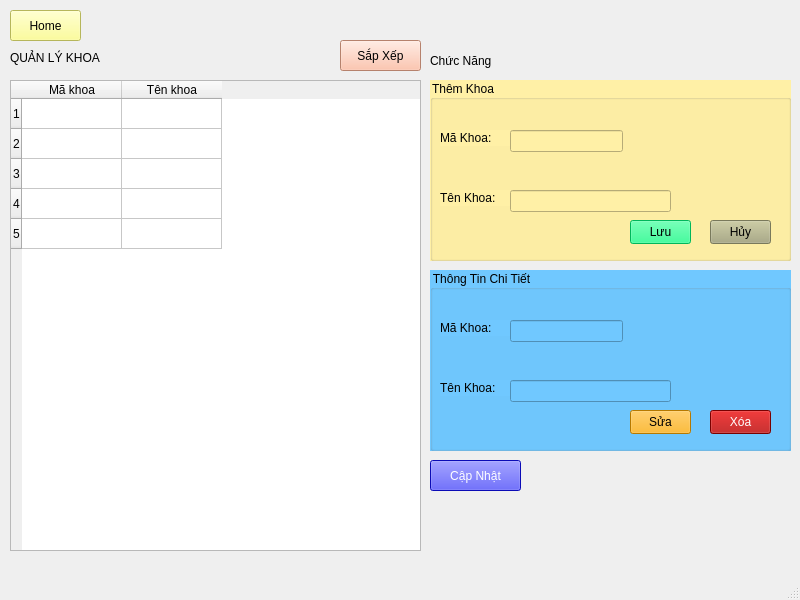
Old version of the form Designer/QuanLyKhoa.ui in the repository VoLeMinhNghia/Python_Project.
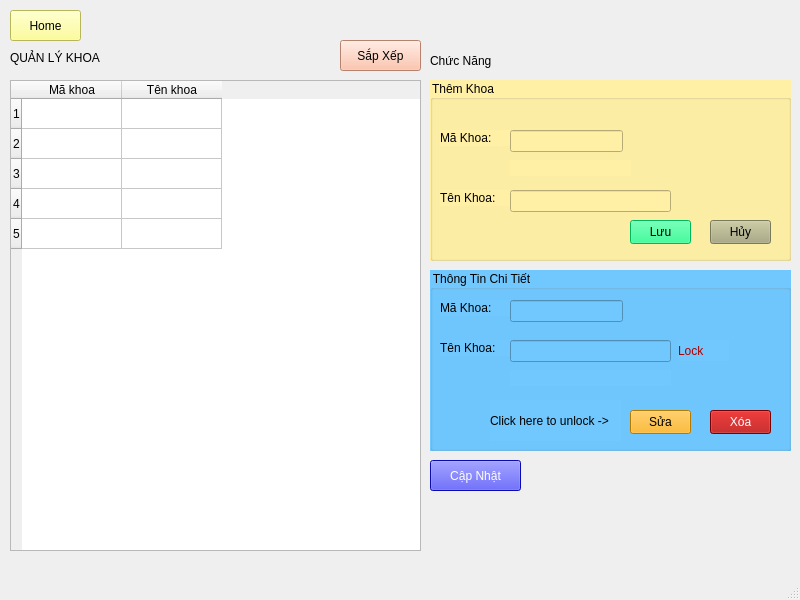
New version of the form. Icons and pictures are not drawn.

Diff of the .ui file:
```diff
--- a/Designer/QuanLyKhoa.ui
+++ b/Designer/QuanLyKhoa.ui
@@ -50,7 +50,7 @@
      <property name="geometry">
       <rect>
        <x>10</x>
-       <y>50</y>
+       <y>30</y>
        <width>71</width>
        <height>16</height>
       </rect>
@@ -66,7 +66,7 @@
      <property name="geometry">
       <rect>
        <x>80</x>
-       <y>50</y>
+       <y>30</y>
        <width>113</width>
        <height>22</height>
       </rect>
@@ -82,7 +82,7 @@
      <property name="geometry">
       <rect>
        <x>10</x>
-       <y>110</y>
+       <y>70</y>
        <width>71</width>
        <height>16</height>
       </rect>
@@ -98,7 +98,7 @@
      <property name="geometry">
       <rect>
        <x>80</x>
-       <y>110</y>
+       <y>70</y>
        <width>161</width>
        <height>22</height>
       </rect>
@@ -110,7 +110,7 @@
       <bool>true</bool>
      </property>
     </widget>
-    <widget class="QPushButton" name="bthEdit">
+    <widget class="QPushButton" name="btnEdit">
      <property name="geometry">
       <rect>
        <x>200</x>
@@ -143,6 +143,55 @@
       <string>Xóa</string>
      </property>
     </widget>
+    <widget class="QLabel" name="islock">
+     <property name="geometry">
+      <rect>
+       <x>248</x>
+       <y>70</y>
+       <width>51</width>
+       <height>21</height>
+      </rect>
+     </property>
+     <property name="styleSheet">
+      <string notr="true">font: 10pt &quot;Segoe UI&quot;;
+color: rgb(170, 0, 0);</string>
+     </property>
+     <property name="text">
+      <string>Lock</string>
+     </property>
+    </widget>
+    <widget class="QLabel" name="err_2">
+     <property name="geometry">
+      <rect>
+       <x>80</x>
+       <y>100</y>
+       <width>161</width>
+       <height>16</height>
+      </rect>
+     </property>
+     <property name="styleSheet">
+      <string notr="true">color: rgb(170, 0, 0);</string>
+     </property>
+     <property name="text">
+      <string/>
+     </property>
+    </widget>
+    <widget class="QLabel" name="label_8">
+     <property name="geometry">
+      <rect>
+       <x>60</x>
+       <y>130</y>
+       <width>131</width>
+       <height>41</height>
+      </rect>
+     </property>
+     <property name="styleSheet">
+      <string notr="true">font: 10pt &quot;Segoe UI&quot;;</string>
+     </property>
+     <property name="text">
+      <string>Click here to unlock -&gt;</string>
+     </property>
+    </widget>
    </widget>
    <widget class="QGroupBox" name="groupBox_2">
     <property name="geometry">
@@ -259,6 +308,22 @@
       <string>Hủy</string>
      </property>
     </widget>
+    <widget class="QLabel" name="err">
+     <property name="geometry">
+      <rect>
+       <x>80</x>
+       <y>80</y>
+       <width>121</width>
+       <height>16</height>
+      </rect>
+     </property>
+     <property name="styleSheet">
+      <string notr="true">color: rgb(170, 0, 0);</string>
+     </property>
+     <property name="text">
+      <string/>
+     </property>
+    </widget>
    </widget>
    <widget class="QLabel" name="label_6">
     <property name="geometry">
```
